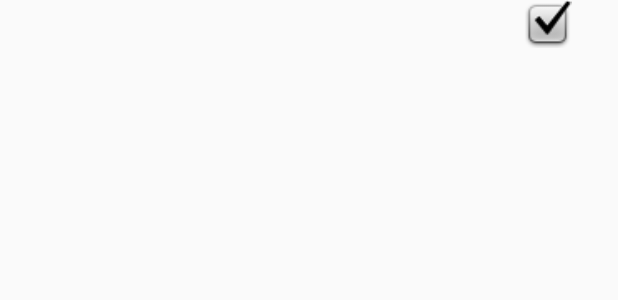
After one commit to gavisharma/NotesFG, an Android app: the layout subject_grid_layout.xml on its own in the app's theme, with its tools: preview values and no code run, on a phone screen of 412 x 824 dp. The commit adds this screen. Shown: the top 300 px of the screen. Run offline under Robolectric (Android 15) with nearby library versions, the phone set to English and light mode, and no system bars.

Commit message:
- Subject Activity added and implemented with Grid for subject selection

```diff
--- a/app/src/main/java/com/example/foram/notesfg/SubjectActivity.java
+++ b/app/src/main/java/com/example/foram/notesfg/SubjectActivity.java
@@ -2,8 +2,11 @@ package com.example.foram.notesfg;
 
 import android.support.v7.app.AppCompatActivity;
 import android.os.Bundle;
+import android.widget.GridView;
 
 public class SubjectActivity extends AppCompatActivity {
+
+    GridView subjectGrid;
 
     @Override
     protected void onCreate(Bundle savedInstanceState) {
--- /dev/null
+++ b/app/src/main/res/layout/subject_grid_layout.xml
@@ -0,0 +1,21 @@
+<?xml version="1.0" encoding="utf-8"?>
+<LinearLayout xmlns:android="http://schemas.android.com/apk/res/android"
+    xmlns:app="http://schemas.android.com/apk/res-auto"
+    android:layout_width="match_parent"
+    android:layout_height="match_parent"
+    android:orientation="horizontal">
+
+    <TextView
+        android:id="@+id/subjectName"
+        android:layout_width="268dp"
+        android:layout_height="32dp"
+        android:layout_weight="1" />
+
+    <ImageView
+        android:id="@+id/subjectSelected"
+        android:layout_width="43dp"
+        android:layout_height="32dp"
+        android:layout_weight="1"
+        android:contentDescription="@string/subjectSelection"
+        app:srcCompat="@android:drawable/checkbox_on_background" />
+</LinearLayout>
--- a/app/src/main/res/values/strings.xml
+++ b/app/src/main/res/values/strings.xml
@@ -7,4 +7,6 @@
     <string name="nav_header_subtitle">android.studio@android.com</string>
     <string name="nav_header_desc">Navigation header</string>
     <string name="action_settings">Settings</string>
+    <string name="subjectText">Proceed</string>
+    <string name="subjectSelection">Select Subject</string>
 </resources>
```
Also changed, not shown: app/src/main/java/com/example/foram/notesfg/Subject.java (added, +28 -0 lines), app/src/main/java/com/example/foram/notesfg/SubjectGridAdapter.java (added, +62 -0 lines), app/src/main/res/layout/activity_subject.xml (+14 -2 lines), app/src/main/res/drawable-hdpi/ic_selected.png (added), app/src/main/res/drawable-mdpi/ic_selected.png (added), app/src/main/res/drawable-xhdpi/ic_selected.png (added), app/src/main/res/drawable-xxhdpi/ic_selected.png (added).
